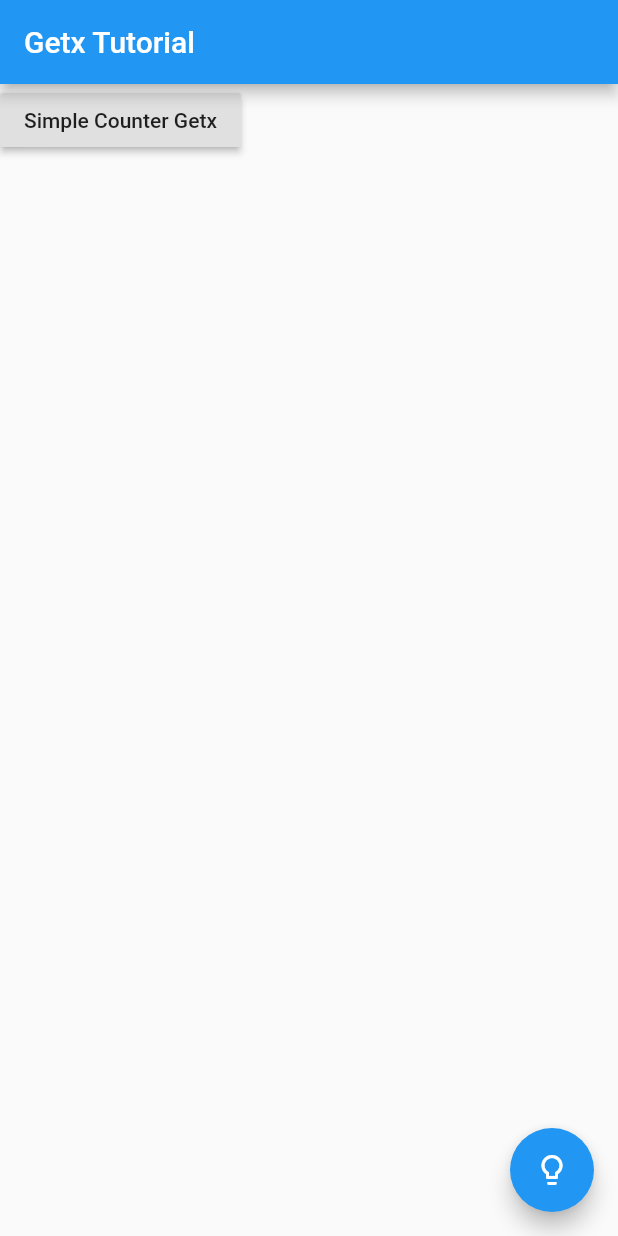
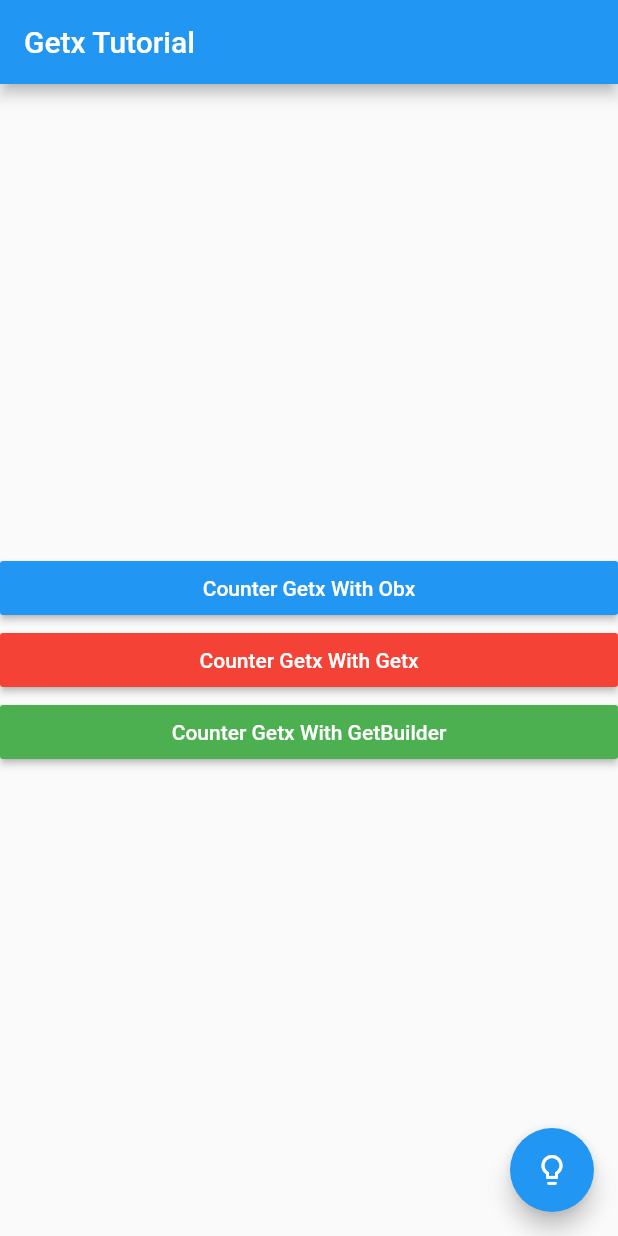
Before and after one commit to chrisman14/GetX-Simple-State-Management, a Flutter app: the screen it shows after launch, on a phone screen of 412 x 824 dp. Run offline on Flutter 3.47's test engine with Material 2 defaults, Android fonts, the phone set to English and light mode, and no system bars; our stand-ins replace get.

Commit message:
Get Obx, Get Getx, GetX Builder

```diff
--- a/lib/Controller/counter_controller.dart
+++ b/lib/Controller/counter_controller.dart
@@ -8,4 +8,17 @@ class CounterController extends GetxController {
   //untuk menggunakan model harus menggunakan update
   void increament() => counter.update((_)=>counter.value.angka++);
   void decreament() => counter.update((_)=>counter.value.angka--);
+
+
+
+//for Counter GetX Builder
+  var counter_1=0;
+  void increament_1(){
+    counter_1++;
+    update();
+  }
+  void decreament_1(){
+    counter_1--;
+    update();
+  }
 }
--- a/lib/main.dart
+++ b/lib/main.dart
@@ -1,6 +1,8 @@
 import 'package:flutter/material.dart';
 import 'package:get/get.dart';
-import 'package:getx_tutorial/Page/Counter.dart';
+import 'package:getx_tutorial/Page/CounterGetX.dart';
+import 'package:getx_tutorial/Page/CounterGetXBuilder.dart';
+import 'package:getx_tutorial/Page/CounterObx.dart';
 
 import 'Controller/counter_controller.dart';
 
@@ -30,12 +32,39 @@ class Home extends StatelessWidget {
       appBar: AppBar(
         title: Text("Getx Tutorial"),
       ),
-      body: Column(
-        children: [
-          RaisedButton(
-              child: Text("Simple Counter Getx"),
-              onPressed: () => Get.to(CounterPage()))
-        ],
+      body: Container(
+        child: Column(
+          crossAxisAlignment: CrossAxisAlignment.center,
+          mainAxisAlignment: MainAxisAlignment.center,
+          children: [
+            Container(
+              width: MediaQuery.of(context).size.width,
+              child: RaisedButton(
+                  color: Colors.blue,
+                  child: Text(
+                    "Counter Getx With Obx",
+                    style: TextStyle(color: Colors.white),
+                  ),
+                  onPressed: () => Get.to(CounterObxPage())),
+            ),
+            Container(
+              width: MediaQuery.of(context).size.width,
+              child: RaisedButton(
+                color: Colors.red,
+                  child: Text("Counter Getx With Getx",
+                    style: TextStyle(color: Colors.white),),
+                  onPressed: () => Get.to(CounterGetXPage())),
+            ),
+            Container(
+              width: MediaQuery.of(context).size.width,
+              child: RaisedButton(
+                color: Colors.green,
+                  child: Text("Counter Getx With GetBuilder",
+                    style: TextStyle(color: Colors.white),),
+                  onPressed: () => Get.to(CounterGetXBuilderPage())),
+            )
+          ],
+        ),
       ),
       floatingActionButton: FloatingActionButton(
         child: Icon(Icons.lightbulb_outline),
```
Also changed, not shown: lib/Page/CounterGetX.dart (added, +42 -0 lines), lib/Page/CounterGetXBuilder.dart (renamed from lib/Page/Counter.dart, +10 -10 lines), lib/Page/CounterObx.dart (added, +42 -0 lines).
